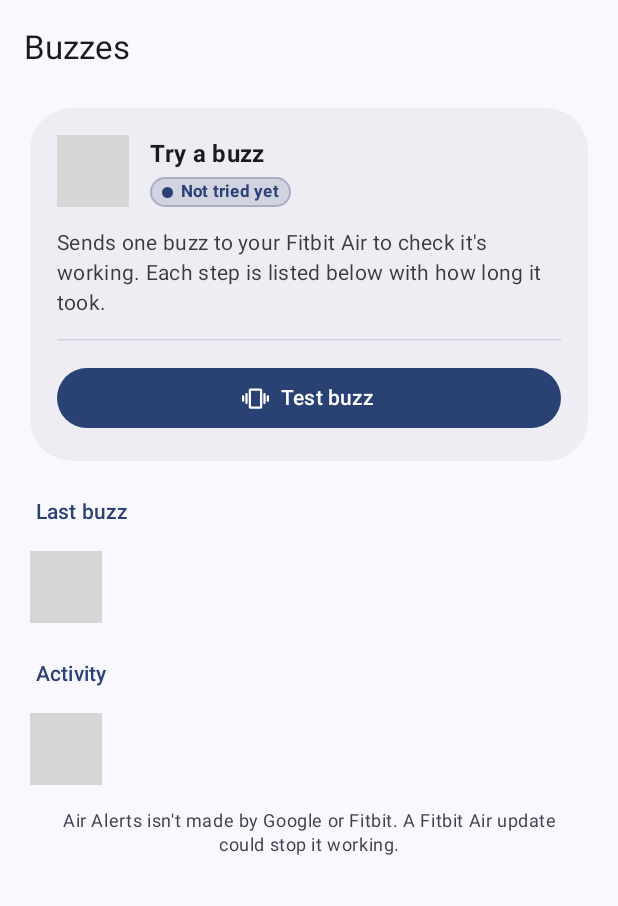
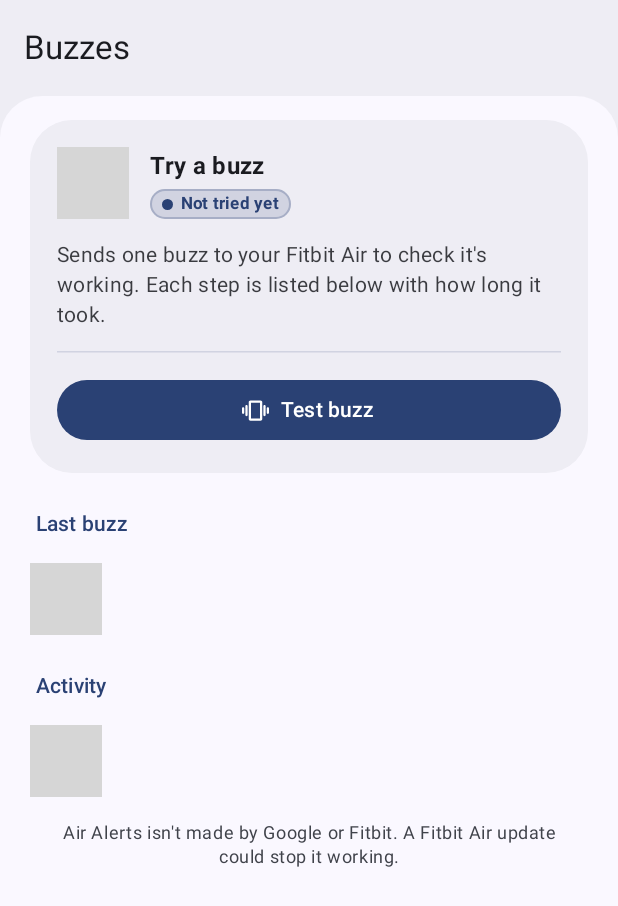
Before and after one commit to mwilky/air-alerts, an Android app built with Jetpack Compose: the @Preview function BuzzesScreenPreviewEmpty, on a phone screen of 412 x 824 dp. Shown: the top 906 px of the screen. Run offline under Robolectric (Android 15) with nearby library versions, the phone set to English and light mode, and no system bars; our stand-ins replace Material 3 Expressive styles (plain Material 3 is drawn); 2 statements that could not run were skipped; grey boxes are pictures that could not be loaded.

Commit message:
style(ui): tinted page headers with content on a rounded sheet
Home, Settings and Buzzes put their title, and Home's tab strip and band
chip, on a tinted header, with the page on a sheet rounded at the top
that runs into the navigation bar. Home's problem and unlock cards move
onto the sheet, and the unselected tab buttons and band chip take the
sheet's colour so they stand out from the header.

Co-Authored-By: Claude Opus 5.5 <noreply@anthropic.com>

```diff
--- a/app/src/main/java/com/mwilky/airalerts/MainActivity.kt
+++ b/app/src/main/java/com/mwilky/airalerts/MainActivity.kt
@@ -189,7 +189,8 @@ private fun MainNavigationBar(selectedTab: NavTab, onSelect: (NavTab) -> Unit) {
 
     Box(
         modifier = Modifier
-            .background(ShortNavigationBarDefaults.containerColor)
+            // The sheet each tab sits on runs down into the bar, so they share a colour.
+            .background(MaterialTheme.colorScheme.surface)
             .onPlaced { barOrigin = it.positionInRoot() }
             .drawBehind {
                 val centre = target ?: return@drawBehind
--- a/app/src/main/java/com/mwilky/airalerts/ui/HomePages.kt
+++ b/app/src/main/java/com/mwilky/airalerts/ui/HomePages.kt
@@ -298,7 +298,7 @@ internal fun HomePageToggle(
                     // Surface tones rather than primary: the selected tab is a step darker than the
                     // unselected ones instead of a colour change.
                     colors = ToggleButtonDefaults.colors(
-                        containerColor = MaterialTheme.colorScheme.surfaceContainer,
+                        containerColor = MaterialTheme.colorScheme.surface,
                         contentColor = MaterialTheme.colorScheme.onSurfaceVariant,
                         checkedContainerColor = MaterialTheme.colorScheme.surfaceContainerHighest,
                         checkedContentColor = MaterialTheme.colorScheme.onSurface
--- a/app/src/main/java/com/mwilky/airalerts/ui/HomeScreen.kt
+++ b/app/src/main/java/com/mwilky/airalerts/ui/HomeScreen.kt
@@ -142,14 +142,18 @@ internal fun PageScaffold(title: String, content: @Composable ColumnScope.() ->
     Scaffold(
         modifier = Modifier.nestedScroll(scrollBehavior.nestedScrollConnection),
         contentWindowInsets = WindowInsets.safeDrawing.only(WindowInsetsSides.Horizontal + WindowInsetsSides.Top),
+        containerColor = pageHeaderColor(),
         topBar = {
             TopAppBar(
                 title = { Text(title) },
+                colors = pageHeaderBarColors(),
                 scrollBehavior = scrollBehavior
             )
         }
     ) { padding ->
-        ScrollingPage(modifier = Modifier.padding(padding), content = content)
+        PageSheet(Modifier.padding(padding)) {
+            ScrollingPage(topPadding = 16.dp, content = content)
+        }
     }
 }
 
@@ -374,9 +378,11 @@ fun HomeContent(
     Scaffold(
         modifier = Modifier.nestedScroll(scrollBehavior.nestedScrollConnection),
         contentWindowInsets = WindowInsets.safeDrawing.only(WindowInsetsSides.Horizontal + WindowInsetsSides.Top),
+        containerColor = pageHeaderColor(),
         topBar = {
             TopAppBar(
                 title = { Text(stringResource(R.string.app_name)) },
+                colors = pageHeaderBarColors(),
                 scrollBehavior = scrollBehavior
             )
         }
@@ -387,26 +393,31 @@ fun HomeContent(
                 .padding(padding),
             horizontalAlignment = Alignment.CenterHorizontally
         ) {
-            // A problem stopping buzzes covers both pages, so it sits above the toggle.
+            HomePageToggle(
+                selectedIndex = pagerState.currentPage,
+                onSelect = { page -> scope.launch { pagerState.animateScrollToPage(page) } },
+                // A Bluetooth, Nearby devices or pairing problem below takes the chip's place.
+                trailing = if (environment.canBuzz) {
+                    { BandChip(state.activity.firstOrNull(), state.battery, state.checkingBattery, state.busy, onTestBuzz) }
+                } else null
+            )
+            // The cards and pages sit on a sheet below the header with the tabs strip.
+            PageSheet {
+                Spacer(Modifier.height(16.dp))
+                // A problem stopping buzzes covers both pages, so it sits above them.
                 Column(
                     modifier = Modifier
+                        .align(Alignment.CenterHorizontally)
                         .widthIn(max = 640.dp)
                         .fillMaxWidth()
-                    .padding(horizontal = 20.dp)
-                    .padding(top = 8.dp),
+                        .padding(horizontal = 20.dp),
                     verticalArrangement = Arrangement.spacedBy(16.dp)
                 ) {
                     ProblemCard(environment, state.settings, problems)
                     state.licence?.takeIf { !it.purchased }?.let { LicenseCard(it, onBuy) }
+                    // Empty, so the gap above the pages only appears under a card.
+                    Spacer(Modifier)
                 }
-            HomePageToggle(
-                selectedIndex = pagerState.currentPage,
-                onSelect = { page -> scope.launch { pagerState.animateScrollToPage(page) } },
-                // A Bluetooth, Nearby devices or pairing problem above takes the chip's place.
-                trailing = if (environment.canBuzz) {
-                    { BandChip(state.activity.firstOrNull(), state.battery, state.checkingBattery, state.busy, onTestBuzz) }
-                } else null
-            )
                 HorizontalPager(
                     state = pagerState,
                     modifier = Modifier.fillMaxSize(),
@@ -425,6 +436,7 @@ fun HomeContent(
                                     ContactsCard(problems.onAllowContacts)
                                 }
                                 HomeNotifsPage(state.settings, actions)
+                            }
                         }
                     }
                 }
@@ -596,7 +608,7 @@ private fun BandChipPill(accent: Color, battery: BandBattery?, checkingBattery:
     Surface(
         onClick = onClick,
         shape = CircleShape,
-        color = MaterialTheme.colorScheme.surfaceContainer,
+        color = MaterialTheme.colorScheme.surface,
         contentColor = MaterialTheme.colorScheme.onSurface,
         modifier = Modifier
             .height(40.dp)
--- a/app/src/main/java/com/mwilky/airalerts/ui/StatusComponents.kt
+++ b/app/src/main/java/com/mwilky/airalerts/ui/StatusComponents.kt
@@ -6,6 +6,7 @@ import androidx.compose.foundation.BorderStroke
 import androidx.compose.foundation.background
 import androidx.compose.foundation.layout.*
 import androidx.compose.foundation.shape.CircleShape
+import androidx.compose.foundation.shape.CornerSize
 import androidx.compose.material3.*
 import androidx.compose.runtime.Composable
 import androidx.compose.runtime.CompositionLocalProvider
@@ -162,3 +163,29 @@ fun ExpressiveStatusCard(
         }
     }
 }
+
+/** The tinted backdrop behind a tab's title, which its [PageSheet] sits on. */
+@Composable
+internal fun pageHeaderColor() = MaterialTheme.colorScheme.surfaceContainer
+
+/** A tab's top bar, tinted as the header and staying so when the page scrolls under it. */
+@Composable
+internal fun pageHeaderBarColors() = TopAppBarDefaults.topAppBarColors(
+    containerColor = pageHeaderColor(),
+    scrolledContainerColor = pageHeaderColor()
+)
+
+/**
+ * The sheet a tab's content sits on, below its header: rounded at the top and running straight
+ * down into the navigation bar, which shares its colour.
+ */
+@Composable
+internal fun PageSheet(modifier: Modifier = Modifier, content: @Composable ColumnScope.() -> Unit) {
+    Surface(
+        modifier = modifier.fillMaxSize(),
+        shape = MaterialTheme.shapes.extraLarge.copy(bottomStart = CornerSize(0), bottomEnd = CornerSize(0)),
+        color = MaterialTheme.colorScheme.surface
+    ) {
+        Column(content = content)
+    }
+}
```
Lines whose indentation alone changed are shown as unchanged.
